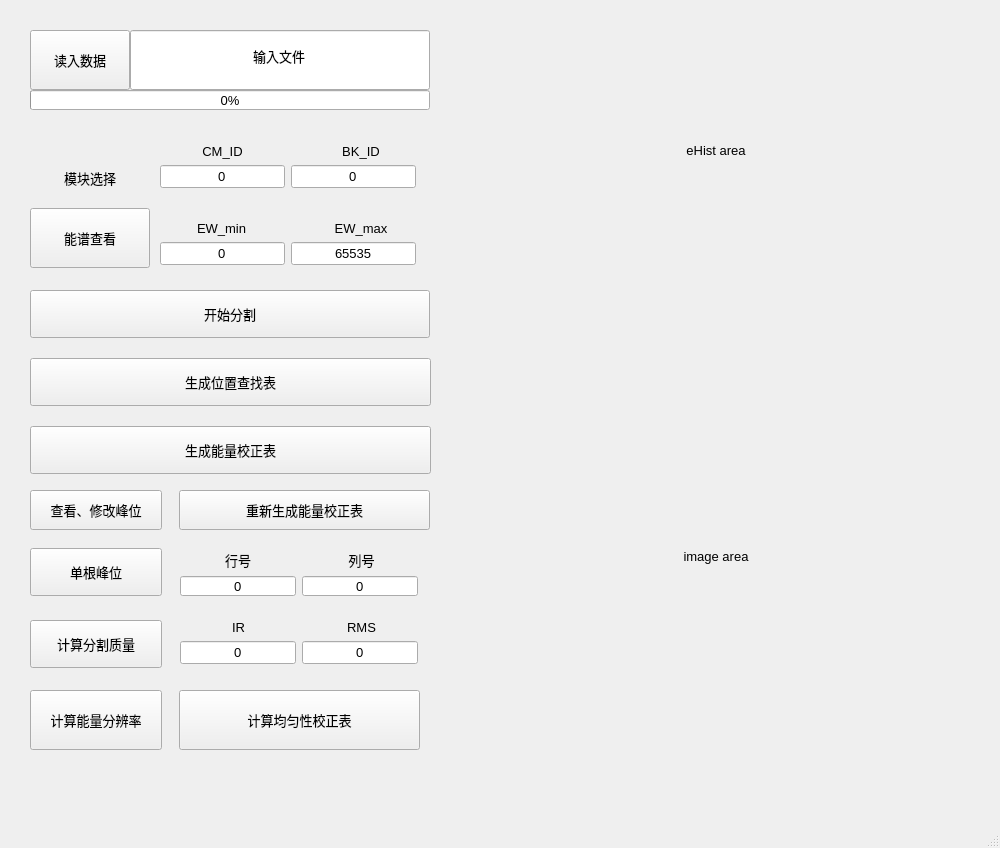
Before: the Qt Designer form Mainwindow.ui in woolaman/CPM_Project, drawn with Qt 5.
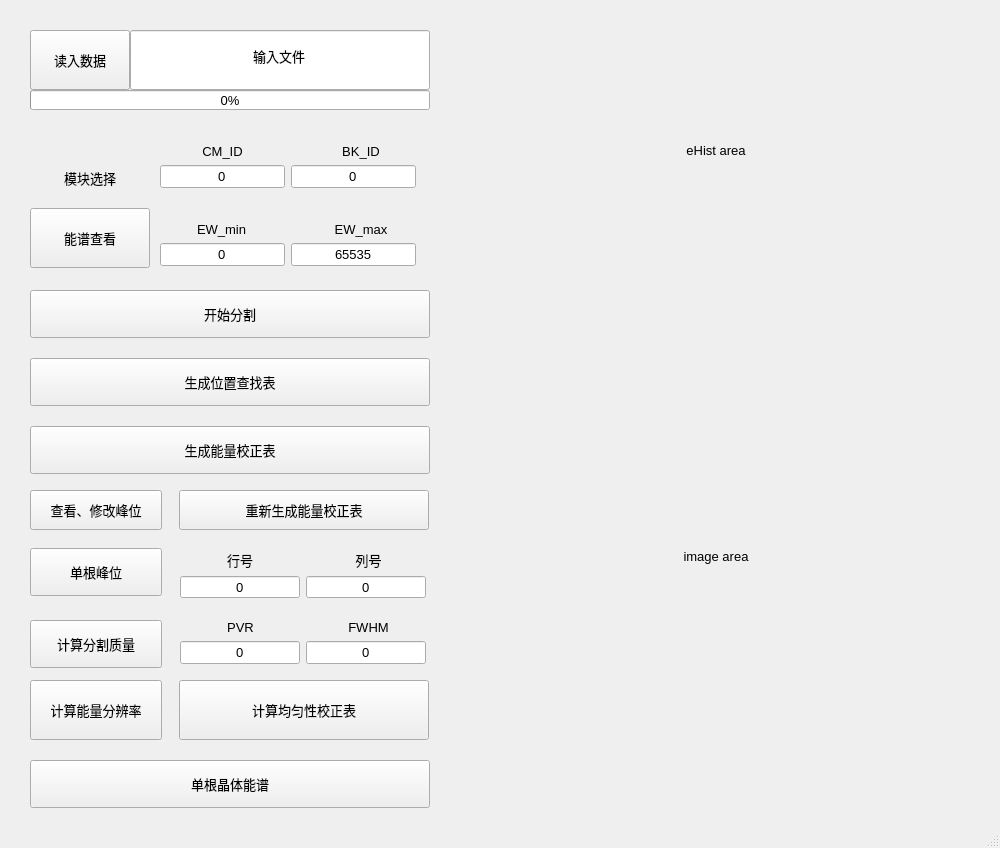
After: the same form once the commit is applied. Custom widgets are drawn as their Qt base class.

Commit message: segmengt quality FOM changed to PVR and FWHM, and some bug fixed.

The edit to the form file:
```diff
--- a/Mainwindow.ui
+++ b/Mainwindow.ui
@@ -115,7 +115,7 @@
      <rect>
       <x>30</x>
       <y>358</y>
-      <width>401</width>
+      <width>400</width>
       <height>48</height>
      </rect>
     </property>
@@ -133,7 +133,7 @@
      <rect>
       <x>30</x>
       <y>426</y>
-      <width>401</width>
+      <width>400</width>
       <height>48</height>
      </rect>
     </property>
@@ -187,8 +187,8 @@
      <rect>
       <x>180</x>
       <y>550</y>
-      <width>241</width>
-      <height>46</height>
+      <width>251</width>
+      <height>48</height>
      </rect>
     </property>
     <layout class="QFormLayout" name="formLayout_crystalIDEdit">
@@ -232,7 +232,7 @@
       <widget class="QLineEdit" name="lineEdit_rowID">
        <property name="maximumSize">
         <size>
-         <width>116</width>
+         <width>120</width>
          <height>16777215</height>
         </size>
        </property>
@@ -253,7 +253,7 @@
       <widget class="QLineEdit" name="lineEdit_colID">
        <property name="maximumSize">
         <size>
-         <width>116</width>
+         <width>120</width>
          <height>16777215</height>
         </size>
        </property>
@@ -368,7 +368,7 @@
       <x>160</x>
       <y>220</y>
       <width>271</width>
-      <height>46</height>
+      <height>48</height>
      </rect>
     </property>
     <layout class="QFormLayout" name="formLayout_EWEdit">
@@ -538,8 +538,8 @@
      <rect>
       <x>180</x>
       <y>620</y>
-      <width>241</width>
-      <height>46</height>
+      <width>251</width>
+      <height>48</height>
      </rect>
     </property>
     <layout class="QFormLayout" name="formLayout_segFOM">
@@ -557,7 +557,7 @@
         </font>
        </property>
        <property name="text">
-        <string>IR</string>
+        <string>PVR</string>
        </property>
        <property name="alignment">
         <set>Qt::AlignCenter</set>
@@ -572,7 +572,7 @@
         </font>
        </property>
        <property name="text">
-        <string>RMS</string>
+        <string>FWHM</string>
        </property>
        <property name="alignment">
         <set>Qt::AlignCenter</set>
@@ -583,7 +583,7 @@
       <widget class="QLineEdit" name="lineEdit_IR">
        <property name="maximumSize">
         <size>
-         <width>116</width>
+         <width>120</width>
          <height>16777215</height>
         </size>
        </property>
@@ -610,7 +610,7 @@
        </property>
        <property name="maximumSize">
         <size>
-         <width>116</width>
+         <width>120</width>
          <height>16777215</height>
         </size>
        </property>
@@ -634,7 +634,7 @@
      <rect>
       <x>179</x>
       <y>490</y>
-      <width>251</width>
+      <width>250</width>
       <height>40</height>
      </rect>
     </property>
@@ -651,7 +651,7 @@
     <property name="geometry">
      <rect>
       <x>30</x>
-      <y>690</y>
+      <y>680</y>
       <width>132</width>
       <height>60</height>
      </rect>
@@ -669,8 +669,8 @@
     <property name="geometry">
      <rect>
       <x>179</x>
-      <y>690</y>
-      <width>241</width>
+      <y>680</y>
+      <width>250</width>
       <height>60</height>
      </rect>
     </property>
@@ -683,6 +683,24 @@
      <string>计算均匀性校正表</string>
     </property>
    </widget>
+   <widget class="QPushButton" name="pushButton_crystalES">
+    <property name="geometry">
+     <rect>
+      <x>30</x>
+      <y>760</y>
+      <width>400</width>
+      <height>48</height>
+     </rect>
+    </property>
+    <property name="font">
+     <font>
+      <pointsize>10</pointsize>
+     </font>
+    </property>
+    <property name="text">
+     <string>单根晶体能谱</string>
+    </property>
+   </widget>
   </widget>
   <widget class="QStatusBar" name="statusbar"/>
  </widget>
```
Left out of the diff: 8 changed lines with no effect on the pictures. The commit also changes 10 other files.
